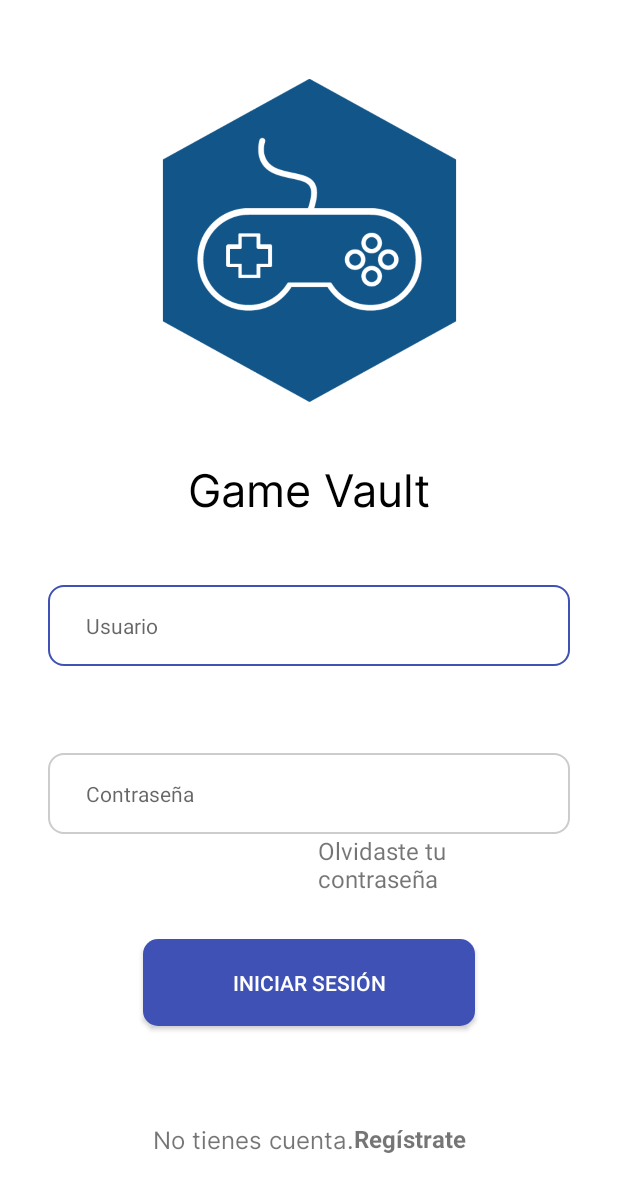
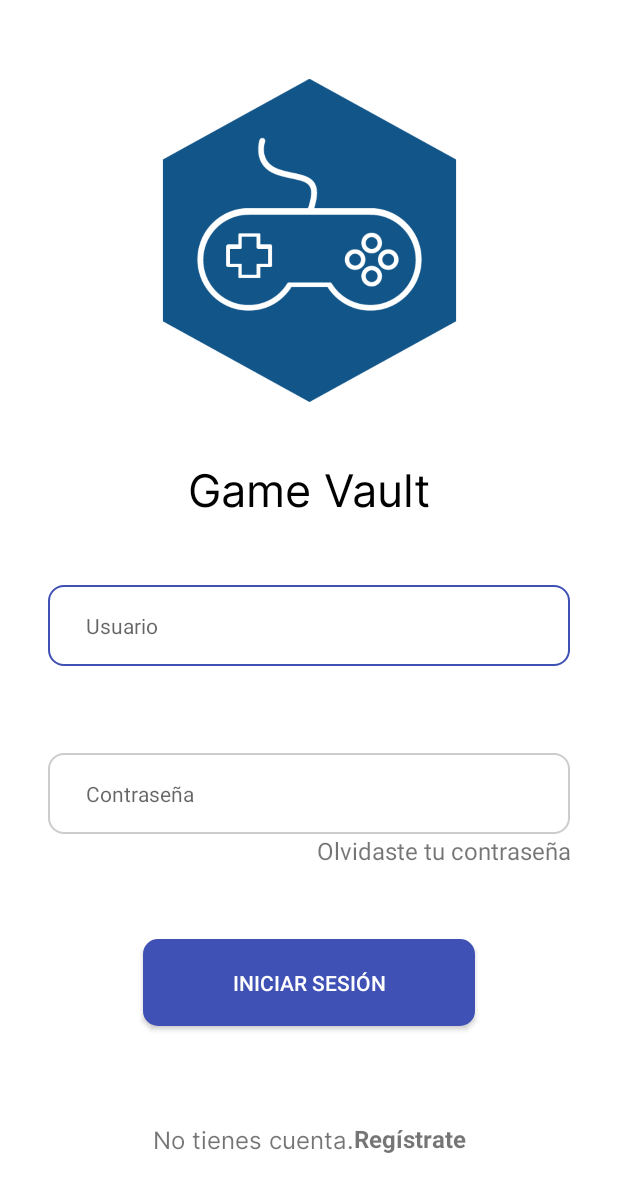
Before and after one commit to Sebastianmjk/APPCatalogo, an Android app: the LoginActivity screen opened directly, with no data from a screen before it, on a phone screen of 412 x 824 dp. Shown: the top 1192 px of the screen. Run offline under Robolectric (Android 15) with nearby library versions, the phone set to English and light mode, and no system bars.

Commit message:
Finalizacion de la actividad Login

```diff
--- a/app/src/main/res/layout/activity_login2.xml
+++ b/app/src/main/res/layout/activity_login2.xml
@@ -131,6 +131,7 @@
                 android:text="@string/noCuentaRegistrate"
                 android:textAlignment="textEnd"
                 android:textSize="16sp"
+                android:textStyle="normal"
                 app:layout_constraintBottom_toBottomOf="parent"
                 app:layout_constraintEnd_toStartOf="@+id/textView"
                 app:layout_constraintStart_toStartOf="parent"
@@ -140,11 +141,13 @@
         </androidx.constraintlayout.widget.ConstraintLayout>
 
         <TextView
-            android:id="@+id/textView2"
-            android:layout_width="168dp"
+            android:id="@+id/passwordForgetText"
+            android:layout_width="0dp"
             android:layout_height="wrap_content"
+            android:layout_marginStart="32dp"
             android:layout_marginEnd="32dp"
             android:text="@string/passwordForget"
+            android:textAlignment="textEnd"
             android:textSize="16sp"
             android:textStyle="normal"
             app:layout_constraintEnd_toEndOf="parent"
--- a/app/src/main/res/layout/activity_main.xml
+++ b/app/src/main/res/layout/activity_main.xml
@@ -17,7 +17,7 @@
         android:contentDescription="@string/descripcion_imagen"
         app:layout_constraintBottom_toTopOf="@+id/tituloInicial"
         app:layout_constraintEnd_toEndOf="parent"
-        app:layout_constraintHorizontal_bias="0.0"
+        app:layout_constraintHorizontal_bias="0.5"
         app:layout_constraintStart_toStartOf="parent"
         app:layout_constraintTop_toTopOf="parent"
         app:layout_constraintVertical_bias="0.5"
--- a/app/src/main/res/values/strings.xml
+++ b/app/src/main/res/values/strings.xml
@@ -1,7 +1,7 @@
 <resources>
     <string name="app_name">APPCatalogo</string>
     <string name="inicio">Comienza</string>
-<!--    Strings Login-->
+    <!--    Strings Login-->
     <string name="usuario">Usuario</string>
     <string name="contraseña">Contraseña</string>
     <string name="noCuentaRegistrate">No tienes cuenta.</string>
```
Also changed, not shown: app/src/main/AndroidManifest.xml (+5 -2 lines).
